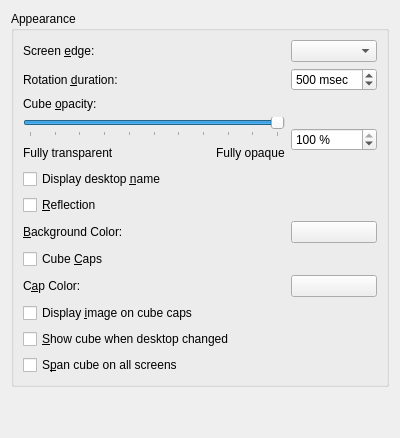
The window that effects/cube_config.ui (KDE/kwin) describes before a commit, drawn with Qt 5.
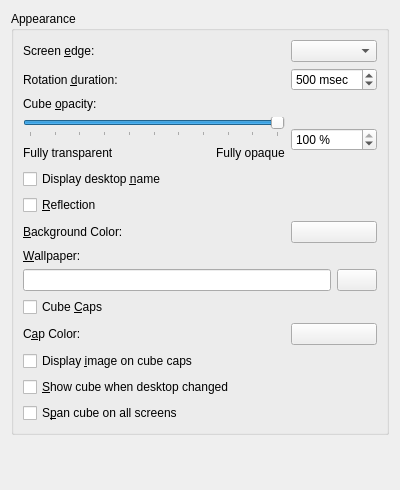
The same window after the commit. Custom widgets are drawn as their Qt base class.

Commit message: Config option for selecting the wallpaper/skydome.

```diff
--- a/effects/cube_config.ui
+++ b/effects/cube_config.ui
@@ -6,7 +6,7 @@
     <x>0</x>
     <y>0</y>
     <width>400</width>
-    <height>438</height>
+    <height>490</height>
    </rect>
   </property>
   <layout class="QVBoxLayout" >
@@ -52,16 +52,6 @@
       <item row="1" column="1" >
        <widget class="QComboBox" name="screenEdgeCombo" />
       </item>
-      <item row="1" column="0" >
-       <widget class="QLabel" name="label_2" >
-        <property name="text" >
-         <string>Screen &amp;edge:</string>
-        </property>
-        <property name="buddy" >
-         <cstring>screenEdgeCombo</cstring>
-        </property>
-       </widget>
-      </item>
       <item row="5" column="0" >
        <layout class="QVBoxLayout" name="verticalLayout" >
         <item>
@@ -159,14 +149,14 @@
       <item row="10" column="1" >
        <widget class="KColorButton" name="backgroundColorButton" />
       </item>
-      <item row="11" column="0" >
+      <item row="13" column="0" >
        <widget class="QCheckBox" name="cubeCapsBox" >
         <property name="text" >
          <string>Cube &amp;Caps</string>
         </property>
        </widget>
       </item>
-      <item row="12" column="0" >
+      <item row="14" column="0" >
        <widget class="QLabel" name="capColorLabel" >
         <property name="text" >
          <string>C&amp;ap Color:</string>
@@ -176,30 +166,64 @@
         </property>
        </widget>
       </item>
-      <item row="12" column="1" >
+      <item row="14" column="1" >
        <widget class="KColorButton" name="capColorButton" />
       </item>
-      <item row="13" column="0" >
+      <item row="15" column="0" >
        <widget class="QCheckBox" name="capsImageBox" >
         <property name="text" >
          <string>Display &amp;image on cube caps</string>
         </property>
        </widget>
       </item>
-      <item row="14" column="0" >
+      <item row="16" column="0" >
        <widget class="QCheckBox" name="animateDesktopChangeBox" >
         <property name="text" >
          <string>&amp;Show cube when desktop changed</string>
         </property>
        </widget>
       </item>
-      <item row="15" column="0" >
+      <item row="17" column="0" >
        <widget class="QCheckBox" name="bigCubeBox" >
         <property name="text" >
          <string>S&amp;pan cube on all screens</string>
         </property>
        </widget>
       </item>
+      <item row="1" column="0" >
+       <widget class="QLabel" name="label_2" >
+        <property name="text" >
+         <string>Screen &amp;edge:</string>
+        </property>
+        <property name="buddy" >
+         <cstring>screenEdgeCombo</cstring>
+        </property>
+       </widget>
+      </item>
+      <item row="11" column="0" >
+       <widget class="QLabel" name="label_7" >
+        <property name="text" >
+         <string>&amp;Wallpaper:</string>
+        </property>
+        <property name="buddy" >
+         <cstring>wallpaperLineEdit</cstring>
+        </property>
+       </widget>
+      </item>
+      <item row="12" column="0" colspan="2" >
+       <layout class="QHBoxLayout" name="horizontalLayout_3" >
+        <item>
+         <widget class="QLineEdit" name="wallpaperLineEdit" />
+        </item>
+        <item>
+         <widget class="QPushButton" name="wallpaperButton" >
+          <property name="text" >
+           <string/>
+          </property>
+         </widget>
+        </item>
+       </layout>
+      </item>
      </layout>
     </widget>
    </item>
```
Left out of the diff: 5 changed lines with no effect on the pictures. The commit also changes 2 other files.
